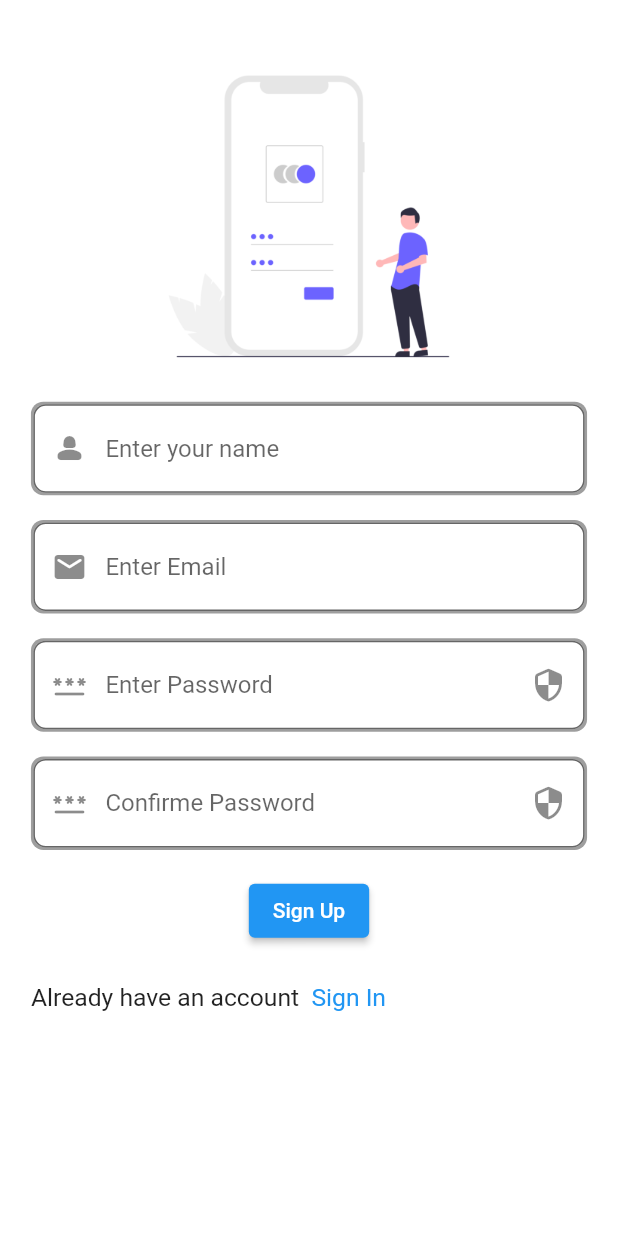
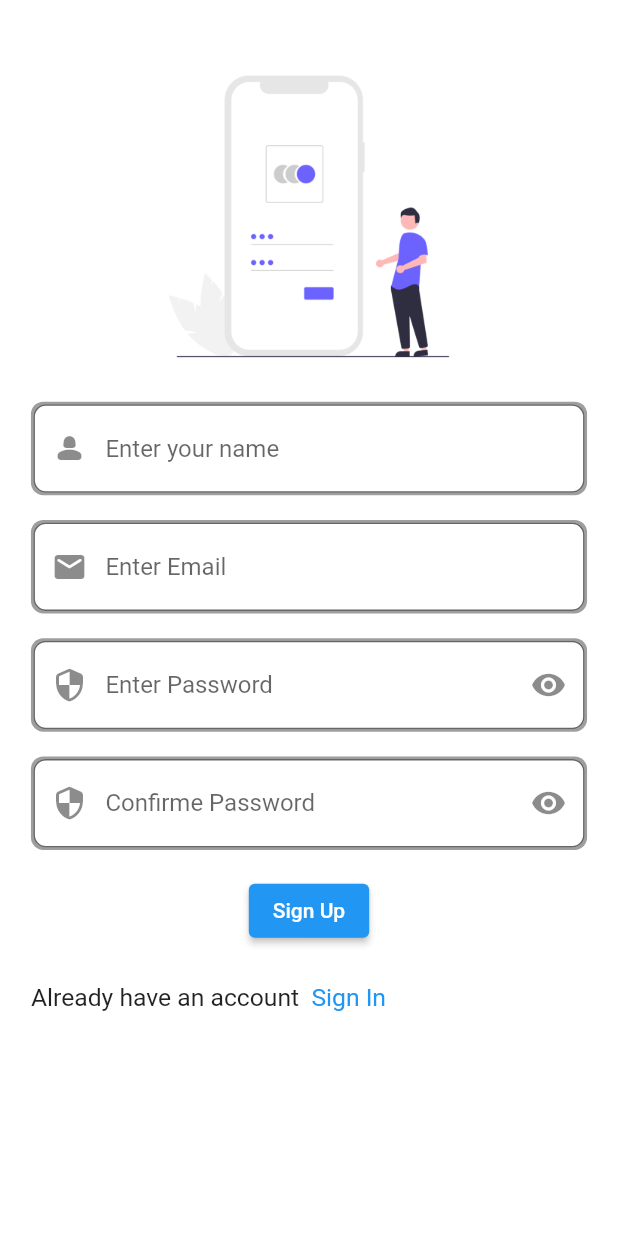
Before and after one commit to abdelwahab2014/firebase_noteapp, a Flutter app: the screen it shows after launch, after a tap on "SignUp", on a phone screen of 412 x 824 dp. Run offline on Flutter 3.47's test engine with Material 2 defaults, Android fonts, the phone set to English and light mode, and no system bars; our stand-ins replace cloud_firestore, firebase_auth, firebase_core, get; accounts and stored records are empty.

Commit message:
Password

```diff
--- a/lib/widgets/input.dart
+++ b/lib/widgets/input.dart
@@ -12,7 +12,6 @@ class Input extends StatefulWidget {
   final TextEditingController inputController;
   final bool obscureText;
   final String hintText;
-  //final String inputFormatters;
 
   @override
   State<Input> createState() => _InputState();
@@ -20,6 +19,7 @@ class Input extends StatefulWidget {
 
 class _InputState extends State<Input> {
   bool _showError = false;
+  bool securePassword = true;
   @override
   Widget build(BuildContext context) {
     double screenWidth = MediaQuery.of(context).size.width;
@@ -38,7 +38,7 @@ class _InputState extends State<Input> {
           padding: EdgeInsets.all(screenHeight * 0.002),
           child: TextField(
             controller: widget.inputController,
-            obscureText: widget.obscureText,
+            obscureText: securePassword,
             onChanged: (value) {
               if (value.length < 6 && value.isNotEmpty) {
                 widget.obscureText
@@ -61,7 +61,7 @@ class _InputState extends State<Input> {
                   ? const Icon(Icons.email_rounded)
                   : widget.hintText == "Enter Password" ||
                           widget.hintText == "Confirme Password"
-                      ? const Icon(Icons.password_rounded)
+                      ? const Icon(Icons.security_rounded)
                       : const Icon(
                           Icons.person_2_rounded,
                         ),
@@ -73,9 +73,14 @@ class _InputState extends State<Input> {
               suffixIcon: widget.obscureText == true
                   ? GestureDetector(
                       onTap: () {
-                        //widget.obscureText = widget.obscureText;
+                        setState(() {
+                          securePassword = !securePassword;
+                        });
                       },
-                      child: const Icon(Icons.security_rounded),)
+                      child: Icon(securePassword
+                          ? Icons.remove_red_eye_rounded
+                          : Icons.visibility_off_rounded),
+                    )
                   : null,
               border: OutlineInputBorder(
                 borderSide: const BorderSide(
```
